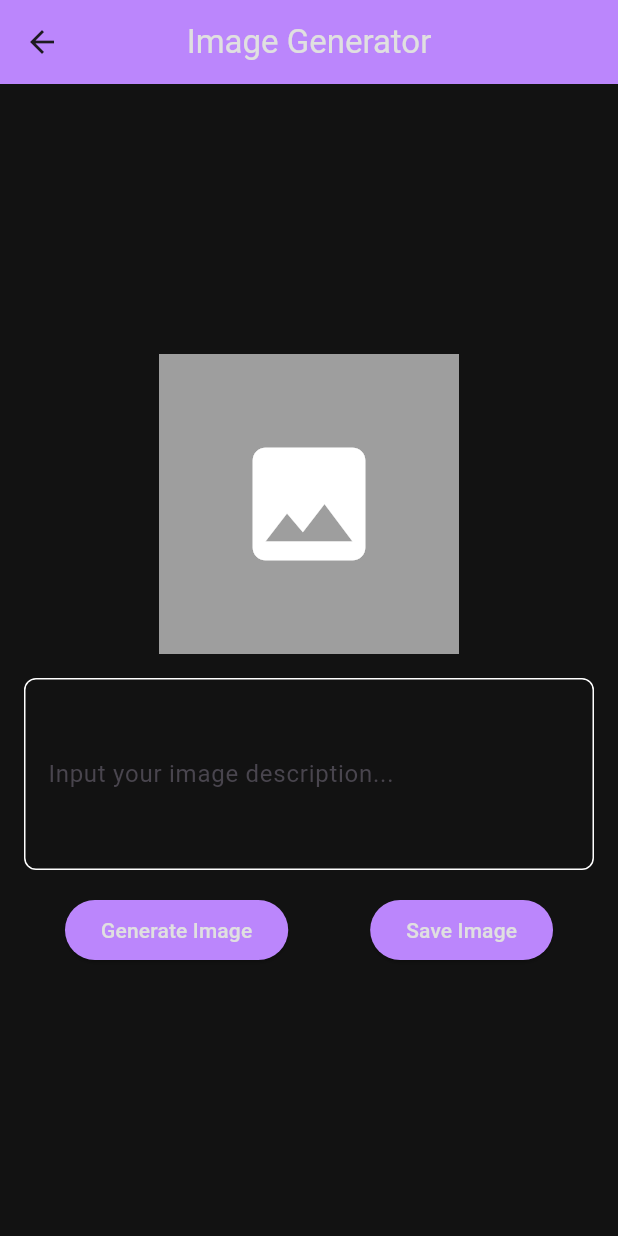
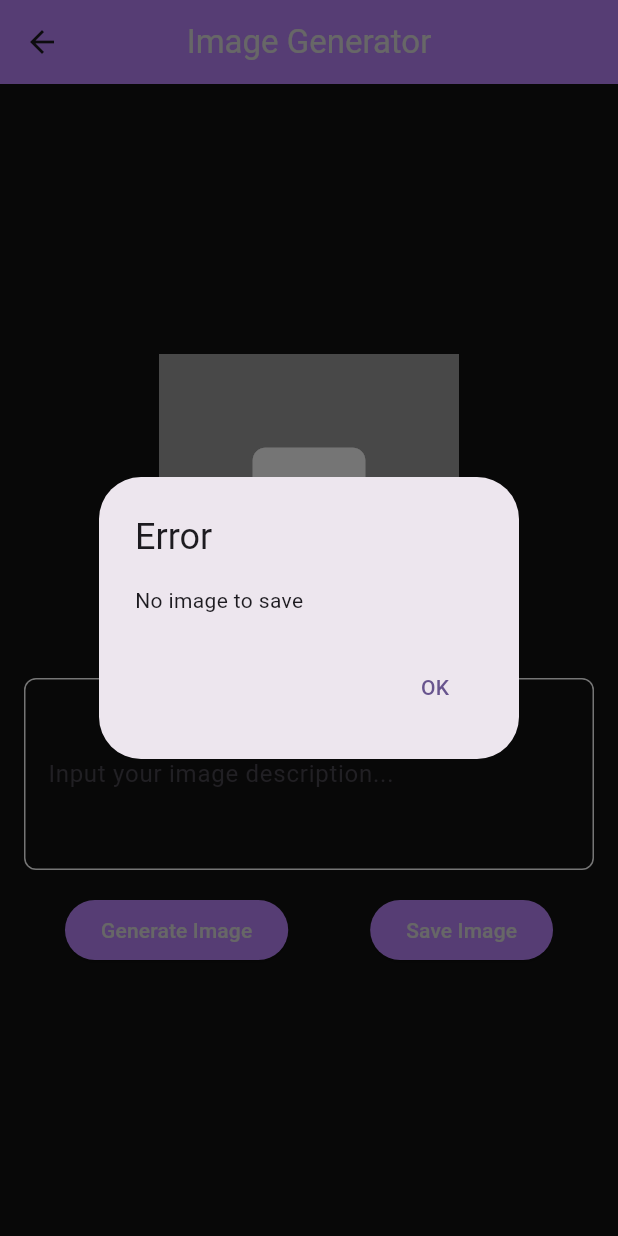
Before and after one commit to maarrr/mobils, a Flutter app: the SmartCreatorScreen screen opened directly, after a tap on "Save Image", on a phone screen of 412 x 824 dp. Run offline on Flutter 3.47's test engine with Material 3 defaults, Android fonts, the phone set to English and light mode, and no system bars; our stand-ins replace cloud_firestore, firebase_auth, firebase_core, firebase_storage, image_picker, shared_preferences; missing offline and left inert: dart_openai; accounts and stored records are empty.

Commit message:
Correclty saving image to firebase storage and popup message in to notify user

```diff
--- a/lib/smart_creator.dart
+++ b/lib/smart_creator.dart
@@ -45,38 +45,49 @@ class _SmartCreatorScreenState extends State<SmartCreatorScreen> {
   Future<void> _saveImage(String base64Image) async {
     if (_generatedImage.isNotEmpty) {
       try {
-        Uri? imageUrl = Uri.tryParse(_generatedImage);
-        if (imageUrl == null) {
-          // Invalid URL, handle the error
-          print("Invalid URL: $_generatedImage");
-          return;
-        }
-
-        // Download the image bytes
-        var response = await http.get(imageUrl);
-        Uint8List bytes = response.bodyBytes;
+        Uint8List bytes = base64.decode(_generatedImage);
 
         // Create a reference to the Firebase Storage bucket
         final storageRef = firebase_storage.FirebaseStorage.instance.ref();
 
         // Generate a unique filename for the image
-        String filename = 'image_${DateTime.now().millisecondsSinceEpoch}.png';
+        String filename = 'creations/image_${DateTime.now().millisecondsSinceEpoch}.png';
 
         // Upload the image to Firebase Storage
         await storageRef.child(filename).putData(bytes);
 
-        // Show a success message or perform any
-        print("Image saved to Firebase Storage");
+        // Show a success message
+        await _showMessageDialog('Image saved to Firebase Storage');
       } catch (e) {
         // Show an error message
-        print("Error saving image: $e");
+        await _showMessageDialog('Error saving image: $e', isError: true);
       }
     } else {
       // Handle the case where no image is generated.
-      print("No image to save");
+      await _showMessageDialog('No image to save', isError: true);
     }
   }
 
+
+  Future<void> _showMessageDialog(String message, {bool isError = false}) async {
+    return showDialog<void>(
+      context: context,
+      builder: (BuildContext context) {
+        return AlertDialog(
+          title: Text(isError ? 'Error' : 'Success'),
+          content: Text(message),
+          actions: <Widget>[
+            TextButton(
+              onPressed: () {
+                Navigator.of(context).pop();
+              },
+              child: Text('OK'),
+            ),
+          ],
+        );
+      },
+    );
+  }
 
   @override
   Widget build(BuildContext context) {
```
